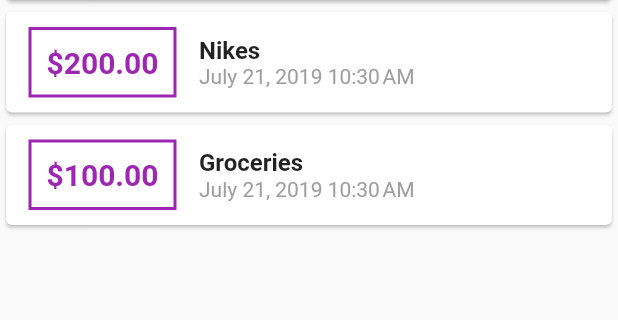
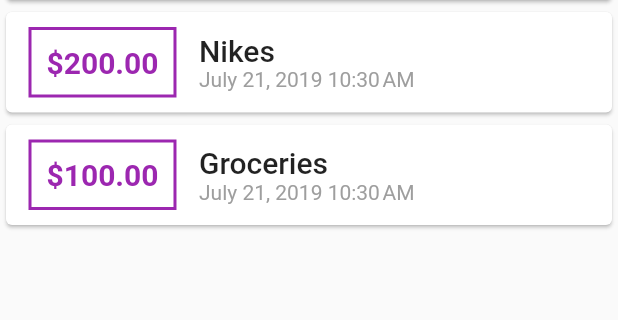
Before and after one commit to khari998/WalletTrackr, a Flutter app: the screen it shows after launch, on a phone screen of 412 x 824 dp, the part 114-434 px from its top. Run offline on Flutter 3.47's test engine with Material 2 defaults, Android fonts, the phone set to English and light mode, and no system bars.

Commit message:
Adding fonts

```diff
--- a/lib/widgets/transaction_list.dart
+++ b/lib/widgets/transaction_list.dart
@@ -43,10 +43,7 @@ class TransactionList extends StatelessWidget {
                     children: <Widget>[
                       Text(
                         transactions[index].title,
-                        style: TextStyle(
-                          fontSize: 16,
-                          fontWeight: FontWeight.bold,
-                        ),
+                        style: Theme.of(context).textTheme.title,
                       ),
                       Text(
                         DateFormat.yMMMMd("en_US").add_jm().format(transactions[index].date),
```
